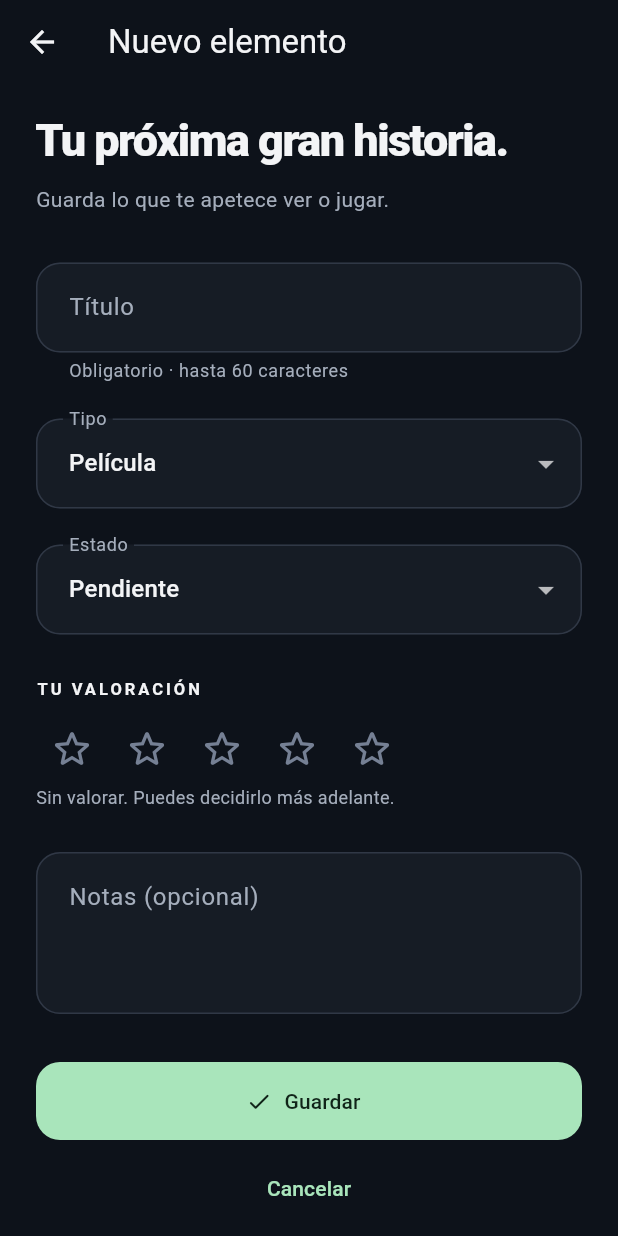
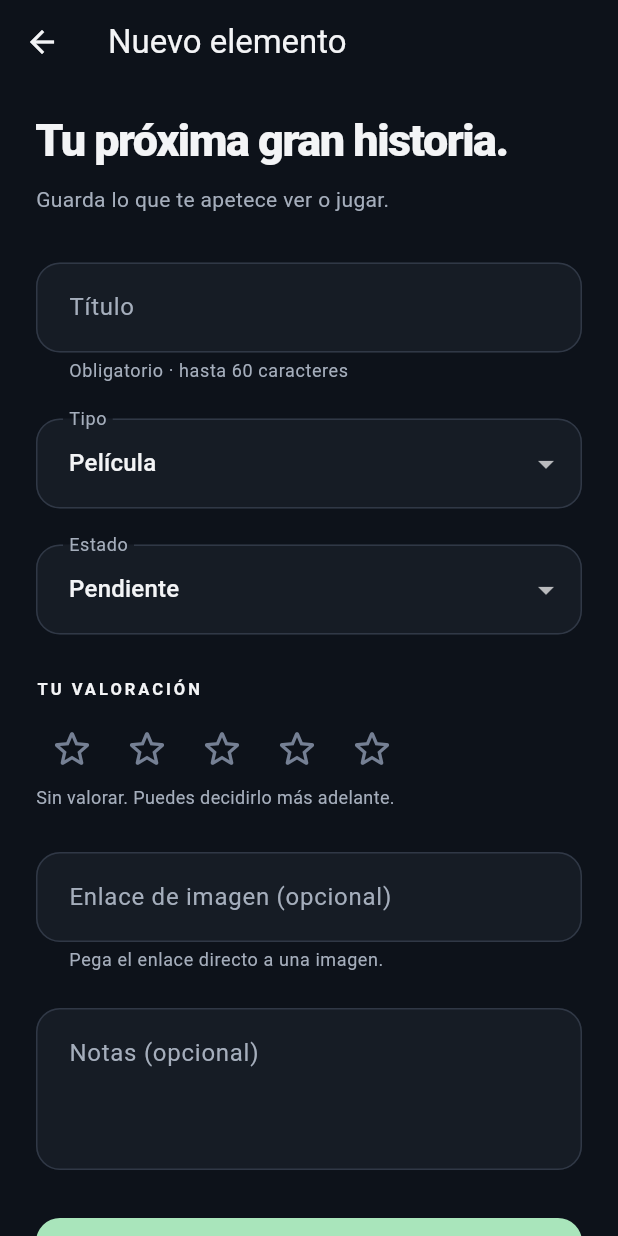
Before and after one commit to alexibyd-source/MiWatchlist, a Flutter app: the PantallaFormulario screen opened directly, on a phone screen of 412 x 824 dp. Run offline on Flutter 3.47's test engine with Material 3 defaults, Android fonts, the phone set to English and light mode, and no system bars; our stand-ins replace shared_preferences; accounts and stored records are empty.

Commit message:
Añadir imágenes por enlace a las reseñas

```diff
--- a/lib/modelos/elemento.dart
+++ b/lib/modelos/elemento.dart
@@ -31,6 +31,7 @@ class Elemento {
     required this.estado,
     this.valoracion = 0,
     this.notas,
+    this.imagenUrl,
     required this.fechaAlta,
   }) : titulo = titulo.trim() {
     if (this.titulo.isEmpty || this.titulo.length > 60) {
@@ -48,6 +49,7 @@ class Elemento {
   final Estado estado;
   final int valoracion;
   final String? notas;
+  final String? imagenUrl;
   final DateTime fechaAlta;
 
   /// Convierte el elemento a valores compatibles con JSON.
@@ -58,6 +60,7 @@ class Elemento {
     'estado': estado.name,
     'valoracion': valoracion,
     'notas': notas,
+    'imagenUrl': imagenUrl,
     'fechaAlta': fechaAlta.toIso8601String(),
   };
 
@@ -69,6 +72,7 @@ class Elemento {
     estado: Estado.values.byName(json['estado'] as String),
     valoracion: json['valoracion'] as int,
     notas: json['notas'] as String?,
+    imagenUrl: json['imagenUrl'] as String?,
     fechaAlta: DateTime.parse(json['fechaAlta'] as String),
   );
 
@@ -80,6 +84,8 @@ class Elemento {
     int? valoracion,
     String? notas,
     bool borrarNotas = false,
+    String? imagenUrl,
+    bool borrarImagen = false,
   }) => Elemento(
     id: id,
     titulo: titulo ?? this.titulo,
@@ -87,6 +93,7 @@ class Elemento {
     estado: estado ?? this.estado,
     valoracion: valoracion ?? this.valoracion,
     notas: borrarNotas ? null : (notas ?? this.notas),
+    imagenUrl: borrarImagen ? null : (imagenUrl ?? this.imagenUrl),
     fechaAlta: fechaAlta,
   );
 }
--- a/lib/pantallas/pantalla_formulario.dart
+++ b/lib/pantallas/pantalla_formulario.dart
@@ -21,6 +21,7 @@ class _PantallaFormularioState extends State<PantallaFormulario> {
   final _focoTitulo = FocusNode();
   late final TextEditingController _titulo;
   late final TextEditingController _notas;
+  late final TextEditingController _imagen;
   late Tipo _tipo;
   late Estado _estado;
   late int _valoracion;
@@ -32,6 +33,7 @@ class _PantallaFormularioState extends State<PantallaFormulario> {
     final inicial = widget.inicial;
     _titulo = TextEditingController(text: inicial?.titulo ?? '');
     _notas = TextEditingController(text: inicial?.notas ?? '');
+    _imagen = TextEditingController(text: inicial?.imagenUrl ?? '');
     _tipo = inicial?.tipo ?? Tipo.pelicula;
     _estado = inicial?.estado ?? Estado.pendiente;
     _valoracion = inicial?.valoracion ?? 0;
@@ -43,16 +45,20 @@ class _PantallaFormularioState extends State<PantallaFormulario> {
     _focoTitulo.dispose();
     _titulo.dispose();
     _notas.dispose();
+    _imagen.dispose();
     super.dispose();
   }
 
   /// Valida o persiste los datos antes de confirmar el cambio.
   void _guardar() {
     if (!_formKey.currentState!.validate()) {
-      _focoTitulo.requestFocus();
+      if (_titulo.text.trim().isEmpty || _titulo.text.trim().length > 60) {
+        _focoTitulo.requestFocus();
+      }
       return;
     }
     final notas = _notas.text.trim();
+    final imagen = _imagen.text.trim();
     final inicial = widget.inicial;
     final elemento = inicial == null
         ? Elemento(
@@ -62,6 +68,7 @@ class _PantallaFormularioState extends State<PantallaFormulario> {
             estado: _estado,
             valoracion: _valoracion,
             notas: notas.isEmpty ? null : notas,
+            imagenUrl: imagen.isEmpty ? null : imagen,
             fechaAlta: DateTime.now(),
           )
         : inicial.copyWith(
@@ -71,6 +78,8 @@ class _PantallaFormularioState extends State<PantallaFormulario> {
             valoracion: _valoracion,
             notas: notas,
             borrarNotas: notas.isEmpty,
+            imagenUrl: imagen,
+            borrarImagen: imagen.isEmpty,
           );
     Navigator.pop(context, elemento);
   }
@@ -188,6 +197,28 @@ class _PantallaFormularioState extends State<PantallaFormulario> {
                 ),
                 const SizedBox(height: 28),
                 TextFormField(
+                  key: const Key('campo_imagen'),
+                  controller: _imagen,
+                  keyboardType: TextInputType.url,
+                  decoration: const InputDecoration(
+                    labelText: 'Enlace de imagen (opcional)',
+                    hintText: 'https://ejemplo.com/portada.jpg',
+                    helperText: 'Pega el enlace directo a una imagen.',
+                  ),
+                  validator: (valor) {
+                    final texto = valor?.trim() ?? '';
+                    if (texto.isEmpty) return null;
+                    final uri = Uri.tryParse(texto);
+                    if (uri == null ||
+                        !['http', 'https'].contains(uri.scheme) ||
+                        uri.host.isEmpty) {
+                      return 'Introduce un enlace http o https válido.';
+                    }
+                    return null;
+                  },
+                ),
+                const SizedBox(height: 24),
+                TextFormField(
                   controller: _notas,
                   minLines: 3,
                   maxLines: 6,
```
Also changed, not shown: lib/pantallas/pantalla_detalle.dart (+9 -2 lines), lib/widgets/imagen_elemento.dart (added, +33 -0 lines), lib/widgets/tarjeta_elemento.dart (+10 -3 lines), 6 other files.
